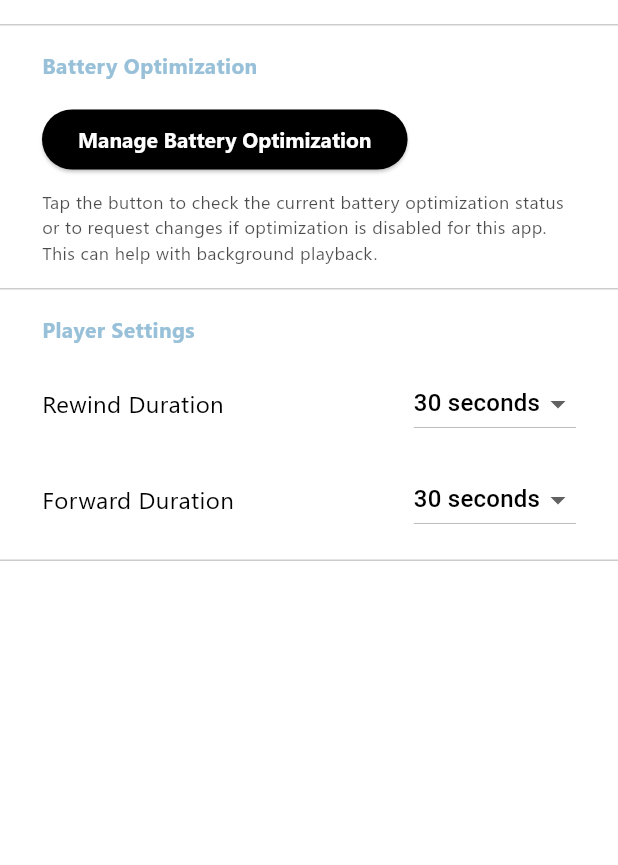
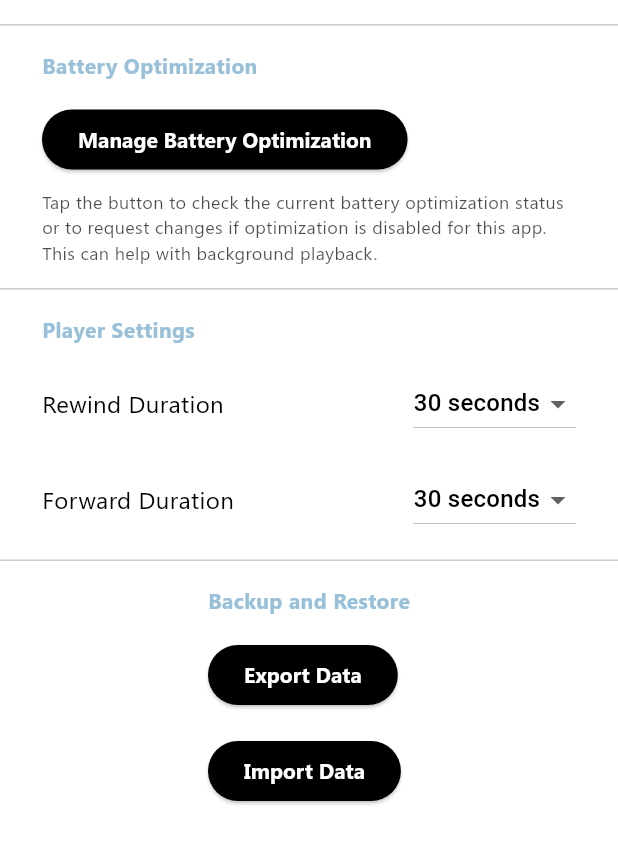
Before and after one commit to srihariash999/podboi_app, a Flutter app: the SettingsPage screen opened directly, on a phone screen of 412 x 824 dp, the part 231-1096 px from its top. Run offline on Flutter 3.47's test engine with Material 3 defaults, Android fonts, the phone set to English and light mode, and no system bars; our stand-ins replace audio_service, cached_network_image, feather_icons, file_picker, flutter_html, flutter_riverpod and 8 more; missing offline and left inert: audio_session, battery_optimizer, podcast_search; accounts and stored records are empty; statements that could not run were skipped.

Commit message:
feat: Implement import and export functionality
This commit introduces the ability for you to import and export your data. This includes subscriptions, listening history, and settings.

A new `BackupRestoreController` has been created to handle the logic for importing and exporting data. The UI has been updated to include buttons for these actions in the settings page.

The data is exported as a JSON file, and you can choose where to save it. The import functionality allows you to select a JSON file to restore your data from.

```diff
--- a/lib/UI/settings_page.dart
+++ b/lib/UI/settings_page.dart
@@ -2,6 +2,7 @@ import 'dart:io';
 
 import 'package:flutter/material.dart';
 import 'package:flutter_riverpod/flutter_riverpod.dart';
+import 'package:podboi/Controllers/backup_restore_controller.dart';
 import 'package:podboi/Controllers/settings_controller.dart';
 import 'package:podboi/Helpers/helpers.dart';
 import 'package:battery_optimizer/battery_optimizer.dart';
@@ -255,6 +256,53 @@ class SettingsPage extends StatelessWidget {
                 Theme.of(context).colorScheme.secondary.withOpacityValue(0.2),
             height: 1.0,
           ),
+          Container(
+            padding: EdgeInsets.symmetric(horizontal: 28.0, vertical: 16.0),
+            child: Column(
+              crossAxisAlignment: CrossAxisAlignment.start,
+              children: [
+                Text(
+                  "Backup and Restore",
+                  style: TextStyle(
+                    fontSize: 14.0,
+                    fontWeight: FontWeight.w600,
+                    color: Theme.of(context).highlightColor,
+                    fontFamily: 'Segoe',
+                  ),
+                ),
+                const SizedBox(height: 16.0),
+                ElevatedButton(
+                  onPressed: () {
+                    ref.read(backupRestoreController.notifier).exportData();
+                  },
+                  child: Text("Export Data"),
+                  style: ElevatedButton.styleFrom(
+                    backgroundColor: Theme.of(context).colorScheme.secondary,
+                    textStyle: TextStyle(
+                      fontFamily: 'Segoe',
+                      fontWeight: FontWeight.w600,
+                      color: Theme.of(context).primaryColor,
+                    ),
+                  ),
+                ),
+                const SizedBox(height: 16.0),
+                ElevatedButton(
+                  onPressed: () {
+                    ref.read(backupRestoreController.notifier).importData();
+                  },
+                  child: Text("Import Data"),
+                  style: ElevatedButton.styleFrom(
+                    backgroundColor: Theme.of(context).colorScheme.secondary,
+                    textStyle: TextStyle(
+                      fontFamily: 'Segoe',
+                      fontWeight: FontWeight.w600,
+                      color: Theme.of(context).primaryColor,
+                    ),
+                  ),
+                ),
+              ],
+            ),
+          ),
         ],
       ),
     );
--- a/pubspec.yaml
+++ b/pubspec.yaml
@@ -35,6 +35,7 @@ dependencies:
   rxdart: ^0.28.0
   battery_optimizer: ^0.0.2
   url_launcher: ^6.3.1
+  file_picker: ^5.2.5
 
 dev_dependencies:
   build_runner: ^2.2.1
```
Also changed, not shown: lib/Controllers/backup_restore_controller.dart (added, +140 -0 lines), lib/DataModels/episode_data.dart (+42 -0 lines), lib/DataModels/listening_history.dart (+14 -0 lines), lib/DataModels/subscription_data.dart (+38 -0 lines), 1 other file.
